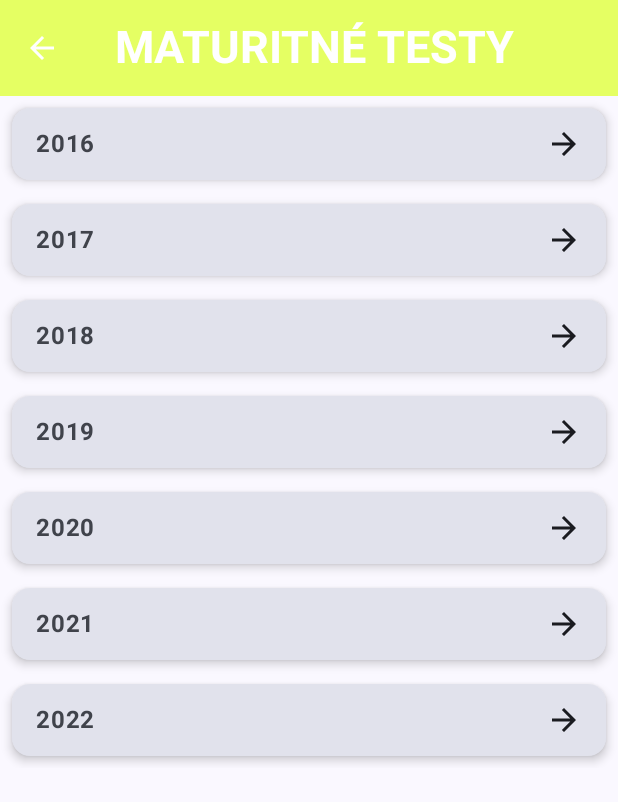
After one commit to maryoxd/Maturant, an Android app built with Jetpack Compose: the MaturitaTestScreen screen opened through its navigation route, on a phone screen of 412 x 824 dp. The commit adds this screen. Shown: the top 802 px of the screen. Run offline under Robolectric (Android 15) with nearby library versions, the light colour scheme and no system bars.

Commit message:
- Pripravenie nového viewmodelu - Pridanie navigácie do maturitných testov - Pripravenie obrazovky pre maturitné testy

```diff
--- a/app/src/main/java/com/example/maturant/MainActivity.kt
+++ b/app/src/main/java/com/example/maturant/MainActivity.kt
@@ -7,6 +7,7 @@ import androidx.activity.compose.setContent
 import androidx.navigation.compose.NavHost
 import androidx.navigation.compose.composable
 import androidx.navigation.compose.rememberNavController
+import com.example.maturant.MaturitaScreens.MaturitaTestScreen
 import com.example.maturant.Topics.GrammarTopicsScreen
 import com.example.maturant.Topics.LiteratureTopicsScreen
 import com.example.maturant.ui.theme.MaturantTheme
@@ -21,6 +22,7 @@ class MainActivity : ComponentActivity() {
                     composable("MainScreen") { MainScreen(navController)}
                     composable("GrammarTopicsScreen") { GrammarTopicsScreen(navController) }
                     composable("LiteratureTopicsScreen") { LiteratureTopicsScreen(navController) }
+                    composable("MaturitaTestScreen") { MaturitaTestScreen(navController) }
                     composable("DetailScreen/{style}/{source}/{colorName}") { backStackEntry ->
                         DetailScreen(
                             style = backStackEntry.arguments?.getString("style") ?: "",
--- a/app/src/main/java/com/example/maturant/MainScreen.kt
+++ b/app/src/main/java/com/example/maturant/MainScreen.kt
@@ -4,7 +4,6 @@ package com.example.maturant
 import androidx.compose.foundation.Image
 import androidx.compose.foundation.clickable
 import androidx.compose.foundation.layout.Arrangement
-import androidx.compose.foundation.layout.Column
 import androidx.compose.foundation.layout.Row
 import androidx.compose.foundation.layout.Spacer
 import androidx.compose.foundation.layout.fillMaxSize
@@ -70,7 +69,7 @@ fun MainScreen(navController: NavController, viewModel: SharedViewModel = viewMo
                 val navigation = when (text) {
                     "Gramatické témy" -> "GrammarTopicsScreen"
                     "Literatúrne témy" -> "LiteratureTopicsScreen"
-                    "Maturitné testy" -> "TestsScreen"
+                    "Maturitné testy" -> "MaturitaTestScreen"
                     "Výsledky" -> "ResultsScreen"
                     else -> "GrammarTopicsScreen"
                 }
@@ -80,7 +79,6 @@ fun MainScreen(navController: NavController, viewModel: SharedViewModel = viewMo
                         navController.navigate(navigation)
                     }
                 }
-
             }
         }
     }
--- /dev/null
+++ b/app/src/main/java/com/example/maturant/MaturitaScreens/MaturitaTestScreen.kt
@@ -0,0 +1,117 @@
+package com.example.maturant.MaturitaScreens
+
+import androidx.navigation.NavController
+import com.example.maturant.ViewModels.MaturitaViewModel
+import androidx.compose.foundation.Image
+import androidx.compose.foundation.clickable
+import androidx.compose.foundation.layout.Arrangement
+import androidx.compose.foundation.layout.Box
+import androidx.compose.foundation.layout.Row
+import androidx.compose.foundation.layout.Spacer
+import androidx.compose.foundation.layout.fillMaxSize
+import androidx.compose.foundation.layout.fillMaxWidth
+import androidx.compose.foundation.layout.height
+import androidx.compose.foundation.layout.padding
+import androidx.compose.foundation.layout.width
+import androidx.compose.foundation.lazy.LazyColumn
+import androidx.compose.foundation.lazy.items
+import androidx.compose.material3.Card
+import androidx.compose.material3.CardDefaults
+import androidx.compose.material3.MaterialTheme
+import androidx.compose.material3.Surface
+import androidx.compose.material3.Text
+import androidx.compose.runtime.Composable
+import androidx.compose.ui.Alignment
+import androidx.compose.ui.Modifier
+import androidx.compose.ui.graphics.Color
+import androidx.compose.ui.graphics.RectangleShape
+import androidx.compose.ui.text.font.FontWeight
+import androidx.compose.ui.unit.dp
+import androidx.compose.material.icons.Icons
+import androidx.compose.material.icons.automirrored.filled.ArrowBack
+import androidx.compose.material.icons.automirrored.filled.ArrowForward
+import androidx.compose.material.icons.automirrored.filled.KeyboardArrowRight
+import androidx.compose.material3.ExperimentalMaterial3Api
+import androidx.compose.material3.Icon
+import androidx.compose.material3.IconButton
+import androidx.compose.material3.Scaffold
+import androidx.compose.material3.TopAppBar
+import androidx.compose.material3.TopAppBarDefaults
+import androidx.compose.ui.res.painterResource
+import androidx.compose.ui.unit.sp
+import androidx.lifecycle.viewmodel.compose.viewModel
+import com.example.maturant.ui.theme.AppColors
+import com.example.maturant.ui.theme.CommonComponents.BulletPoint
+import com.example.maturant.ViewModels.SharedViewModel
+
+
+@OptIn(ExperimentalMaterial3Api::class)
+@Composable
+fun MaturitaTestScreen(navController: NavController, viewModel: MaturitaViewModel = viewModel()) {
+    Scaffold(
+        topBar = {
+            TopAppBar(
+                title = {
+                    Box(
+                        modifier = Modifier.fillMaxWidth().padding(end = 40.dp),
+                        contentAlignment = Alignment.Center
+                    ) {
+                        Text(
+                            "MATURITNÉ TESTY",
+                            fontSize = 30.sp,
+                            fontWeight = FontWeight.Bold,
+                            color = AppColors.White
+                        )
+                    }
+                },
+                navigationIcon = {
+                    IconButton(onClick = { navController.navigateUp() }) {
+                        Icon(
+                            Icons.AutoMirrored.Filled.ArrowBack,
+                            contentDescription = "Go Back",
+                            tint = Color.White
+                        )
+                    }
+                },
+                colors = TopAppBarDefaults.centerAlignedTopAppBarColors(containerColor = AppColors.LightYellow)
+            )
+        },
+        content = { innerPadding ->
+            LazyColumn(modifier = Modifier.padding(innerPadding)) {
+                items(listOf("2016", "2017", "2018", "2019", "2020", "2021", "2022")) { year ->
+                    YearItem(year = year, onClick = {
+                        navController.navigate("MaturitaDetail/$year")
+                    })
+                }
+            }
+        }
+    )
+}
+
+@Composable
+fun YearItem(year: String, onClick: () -> Unit) {
+    Card(
+        modifier = Modifier
+            .fillMaxWidth()
+            .clickable(onClick = onClick)
+            .padding(8.dp),
+        colors = CardDefaults.cardColors(containerColor = MaterialTheme.colorScheme.surfaceVariant), // Tmavšia verzia pozadia pre lepšiu viditeľnosť
+        elevation = CardDefaults.cardElevation(defaultElevation = 4.dp)
+    ) {
+        Row(
+            verticalAlignment = Alignment.CenterVertically,
+            modifier = Modifier.padding(horizontal = 16.dp, vertical = 12.dp)
+        ) {
+            Text(
+                text = year,
+                style = MaterialTheme.typography.bodyLarge.copy(fontWeight = FontWeight.Bold),
+                modifier = Modifier.weight(1f)
+            )
+            Icon(
+                Icons.AutoMirrored.Filled.ArrowForward,
+                contentDescription = "Detail",
+                tint = MaterialTheme.colorScheme.onSurface
+            )
+        }
+    }
+}
--- /dev/null
+++ b/app/src/main/java/com/example/maturant/ViewModels/MaturitaViewModel.kt
@@ -0,0 +1,7 @@
+package com.example.maturant.ViewModels
+
+import androidx.lifecycle.ViewModel
+
+class MaturitaViewModel : ViewModel() {
+
+}
```
